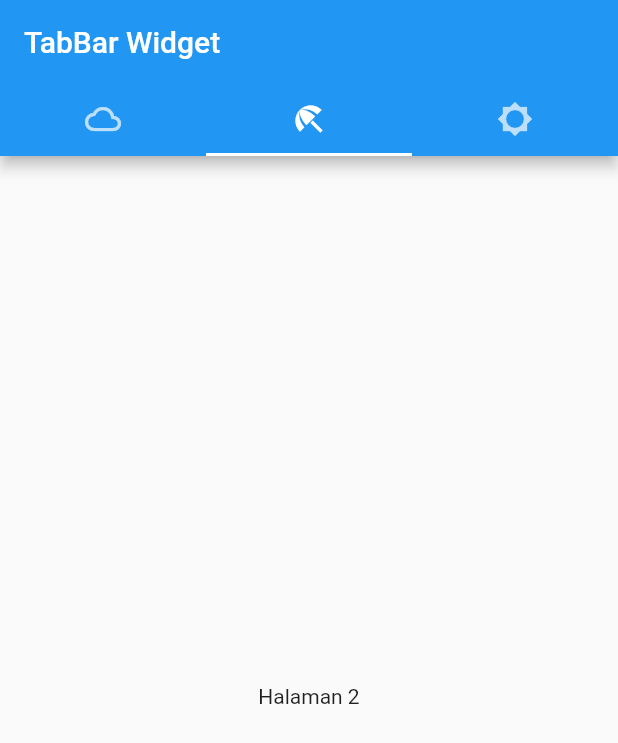
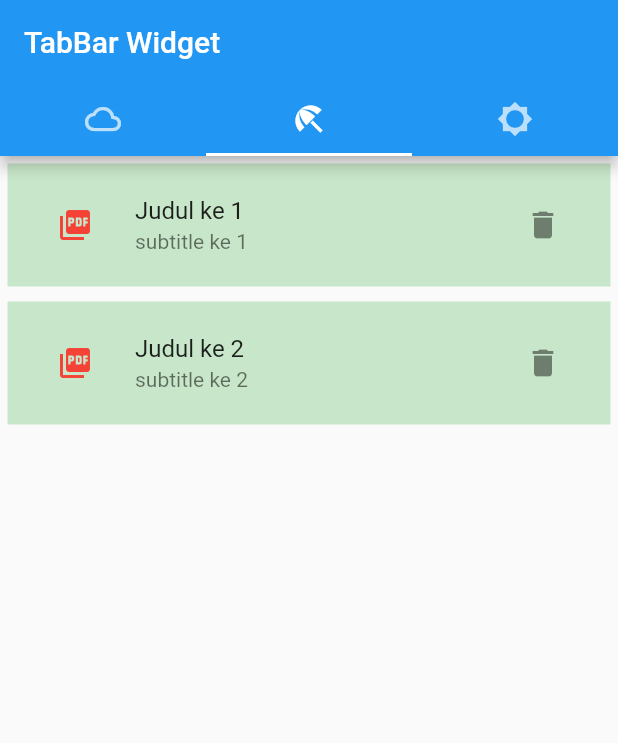
Before and after one commit to salmahzakiah/latihan_menu, a Flutter app: the screen it shows after launch, on a phone screen of 412 x 824 dp. Shown: the top 743 px of the screen. Run offline on Flutter 3.47's test engine with Material 2 defaults, Android fonts, the phone set to English and light mode, and no system bars; our stand-ins replace fluttertoast; missing offline and left inert: dart:js_util.

Commit message:
latihan_menu

```diff
--- a/lib/menu/kedua.dart
+++ b/lib/menu/kedua.dart
@@ -1,4 +1,6 @@
 import 'package:flutter/material.dart';
+import 'list_latihan.dart';
+import 'package:fluttertoast/fluttertoast.dart';
 
 class KeduaPage extends StatefulWidget {
   const KeduaPage({super.key});
@@ -8,10 +10,52 @@ class KeduaPage extends StatefulWidget {
 }
 
 class _KeduaPageState extends State<KeduaPage> {
+  List<ListLatihan> listLatihan = [
+    ListLatihan(id: "1", title: "Judul ke 1", subtitle: "subtitle ke 1"),
+    ListLatihan(id: "2", title: "Judul ke 2", subtitle: "subtitle ke 2"),
+  ];
+
+  void onClick(getId) {
+    Fluttertoast.showToast(
+        msg: "Test Id" + getId.toString(),
+        toastLength: Toast.LENGTH_LONG,
+        gravity: ToastGravity.CENTER,
+        backgroundColor: Colors.green[700],
+        textColor: Colors.white,
+        fontSize: 16.0);
+  }
+
   @override
   Widget build(BuildContext context) {
     return Center(
-      child: Text("Halaman 2"),
+      child: Column(
+        children: listLatihan.map((latihan) {
+          return Container(
+            child: ListTile(
+              leading: IconButton(
+                  icon: const Icon(
+                    Icons.picture_as_pdf,
+                    color: Colors.red,
+                  ),
+                  onPressed: () {
+                    null;
+                  }),
+              title: Text(latihan.title.toString()),
+              subtitle: Text(latihan.subtitle.toString()),
+              trailing: IconButton(
+                  icon: const Icon(
+                    Icons.delete,
+                  ),
+                  onPressed: () {
+                    onClick(latihan.id.toString());
+                  }),
+            ),
+            margin: EdgeInsets.all(5),
+            padding: EdgeInsets.all(5),
+            color: Colors.green[100],
+          );
+        }).toList(),
+      ),
     );
   }
 }
--- /dev/null
+++ b/lib/menu/list_latihan.dart
@@ -0,0 +1,6 @@
+import 'package:flutter/material.dart';
+
+class ListLatihan {
+  String id, title, subtitle;
+  ListLatihan({required this.id, required this.title, required this.subtitle});
+}
--- a/lib/menu/pertama.dart
+++ b/lib/menu/pertama.dart
@@ -76,7 +76,7 @@ class _PertamaPageState extends State<PertamaPage> {
             },
             child: Text("Test Tanggal"),
           ),
-          MaterialButton(s
+          MaterialButton(
             onPressed: () {
               getTime(context);
             },
--- a/pubspec.yaml
+++ b/pubspec.yaml
@@ -29,9 +29,6 @@ environment:
 # the latest version available on pub.dev. To see which dependencies have newer
 # versions available, run `flutter pub outdated`.
 dependencies:
-
-  # The following adds the Cupertino Icons font to your application.
-  # Use with the CupertinoIcons class for iOS style icons.
   cupertino_icons: ^1.0.2
   flutter:
     sdk: flutter
@@ -40,6 +37,7 @@ dev_dependencies:
   flutter_lints: ^2.0.0
   flutter_test:
     sdk: flutter
+  fluttertoast: ^8.1.1
   intl: ^0.17.0
 
 # For information on the generic Dart part of this file, see the
```
Also changed, not shown: lib/menu/ketiga.dart (+29 -1 lines), pubspec.lock.
